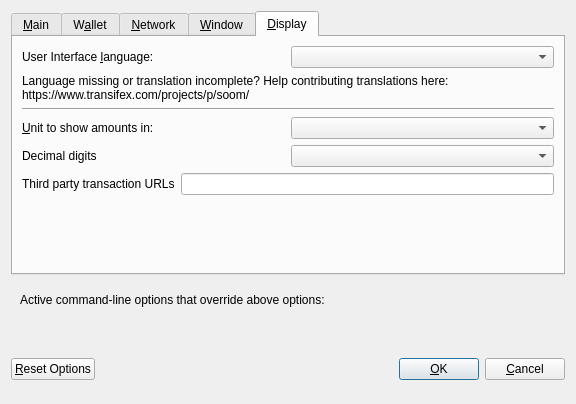
This is src/qt/forms/optionsdialog.ui in soom-4th-blockchain/soom-core as Qt 5 draws it before an edit. The edited form follows.
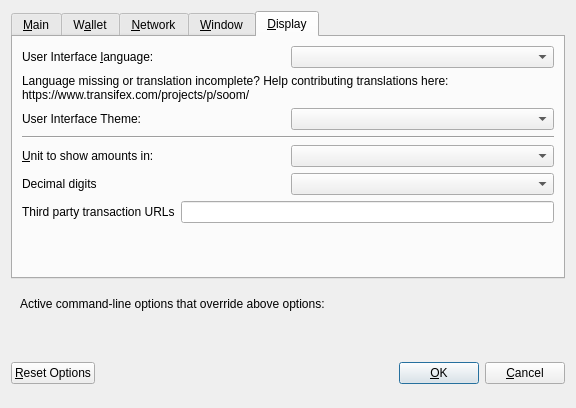
This is the edited form. The open tabs and pages were chosen to show the change. Custom widgets are drawn as their Qt base class.

Commit message: Add User Interface Theme(drkgray)

```diff
--- a/src/qt/forms/optionsdialog.ui
+++ b/src/qt/forms/optionsdialog.ui
@@ -7,7 +7,7 @@
     <x>0</x>
     <y>0</y>
     <width>576</width>
-    <height>404</height>
+    <height>408</height>
    </rect>
   </property>
   <property name="windowTitle">
@@ -627,7 +627,18 @@
         </widget>
        </item>
        <item>
-        <layout class="QHBoxLayout" name="horizontalLayout_4_Display"/>
+        <layout class="QHBoxLayout" name="horizontalLayout_4_Display" stretch="0,0">
+         <item>
+          <widget class="QLabel" name="themeLabel">
+           <property name="text">
+            <string>User Interface Theme:</string>
+           </property>
+          </widget>
+         </item>
+         <item>
+          <widget class="QValueComboBox" name="theme"/>
+         </item>
+        </layout>
        </item>
        <item>
         <widget class="Line" name="line">
```
Left out of the diff: 2 changed lines with no effect on the pictures. The commit also changes 238 other files.
